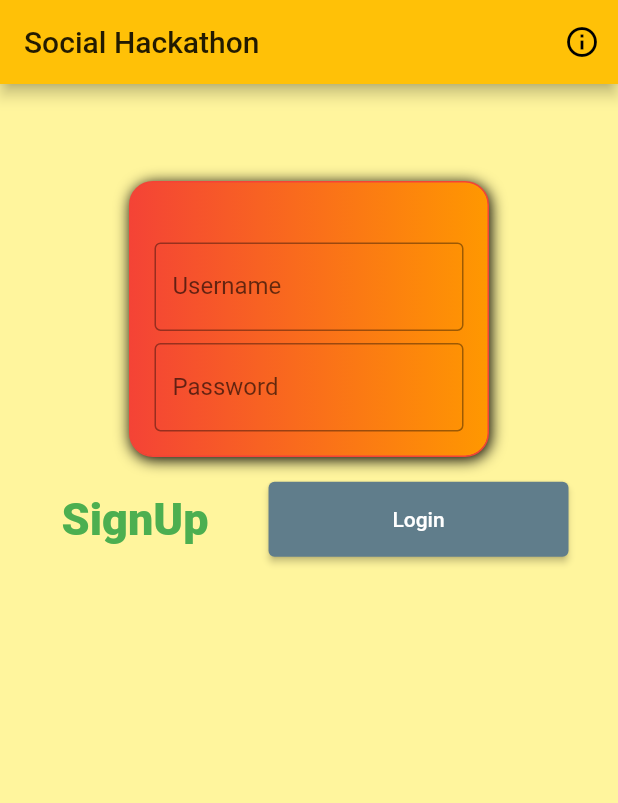
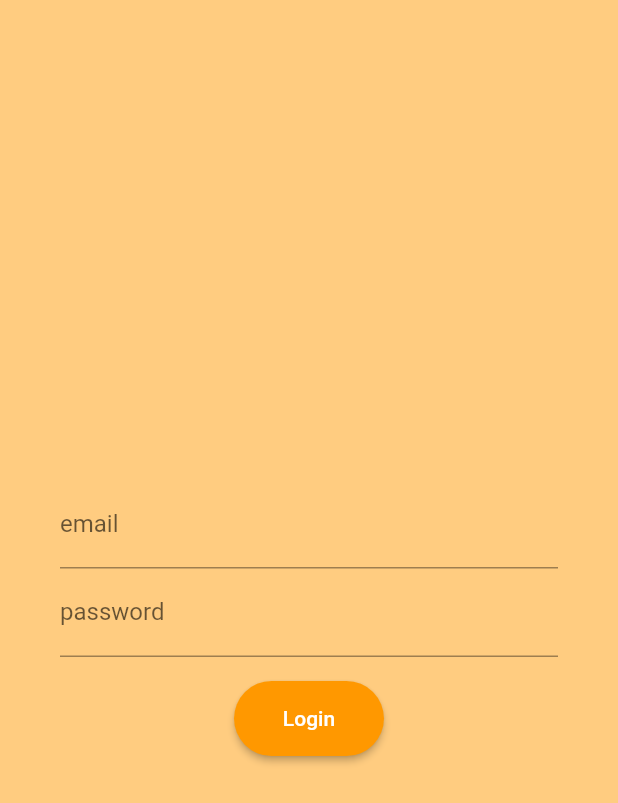
Before and after one commit to INDAPP/social_hackathon_umbria, a Flutter app: the screen it shows after launch, on a phone screen of 412 x 824 dp. Shown: the top 803 px of the screen. Run offline on Flutter 3.47's test engine with Material 2 defaults, Android fonts, the phone set to English and light mode, and no system bars.

Commit message:
social hackathon login page

```diff
--- a/lib/app.dart
+++ b/lib/app.dart
@@ -10,14 +10,15 @@ class App extends StatelessWidget {
       );
 
   ThemeData _createTheme() => ThemeData(
-    primarySwatch: Colors.red,
+    //primarySwatch: Colors.red,
     primaryColor: Colors.amber,
     accentColor: Colors.blue,
-    scaffoldBackgroundColor: Colors.yellow.shade200,
+    scaffoldBackgroundColor: Colors.orange.shade200,
     elevatedButtonTheme: ElevatedButtonThemeData(
         style: ElevatedButton.styleFrom(
-          primary: Colors.blueGrey,
-          minimumSize: Size(200, 50),
+          primary: Colors.orange,
+          minimumSize: Size(100, 50),
+          shape: StadiumBorder(),
         )
     ),
     textButtonTheme: TextButtonThemeData(
--- a/lib/home.dart
+++ b/lib/home.dart
@@ -18,8 +18,19 @@ class _HomeState extends State<Home> {
 
   @override
   Widget build(BuildContext context) => Scaffold(
-      appBar: _buildAppBar(context),
-      body: _buildBody(context),
+        /*appBar: _buildAppBar(context),*/
+        body: Padding(
+          padding: const EdgeInsets.symmetric(vertical: 20, horizontal: 40),
+          child: Column(
+            mainAxisSize: MainAxisSize.max,
+            mainAxisAlignment: MainAxisAlignment.center,
+            children: [
+              _buildLogo(context),
+              _buildForm(context),
+              _buildActions(context),
+            ],
+          ),
+        ),
       );
 
   PreferredSizeWidget _buildAppBar(BuildContext context) => AppBar(
@@ -143,4 +154,41 @@ class _HomeState extends State<Home> {
         ],
       );
 
+  Widget _buildLogo(BuildContext context) => Container(
+      //TODO:
+      );
+
+  Widget _buildForm(BuildContext context) => Container(
+        child: Column(
+          mainAxisSize: MainAxisSize.min,
+          children: [
+            TextField(
+              decoration: InputDecoration(
+                labelText: "email",
+              ),
+            ),
+            TextField(
+              decoration: InputDecoration(
+                labelText: "password",
+              ),
+            ),
+          ],
+        ),
+      );
+
+  Widget _buildActions(BuildContext context) => Container(
+    padding: EdgeInsets.only(top: 16),
+        child: Column(
+          children: [
+            ElevatedButton(
+              onPressed: () {
+                setState(() {
+                  //TODO
+                });
+              },
+              child: Text("Login"),
+            ),
+          ],
+        ),
+      );
 }
```
Lines whose indentation alone changed are shown as unchanged.
